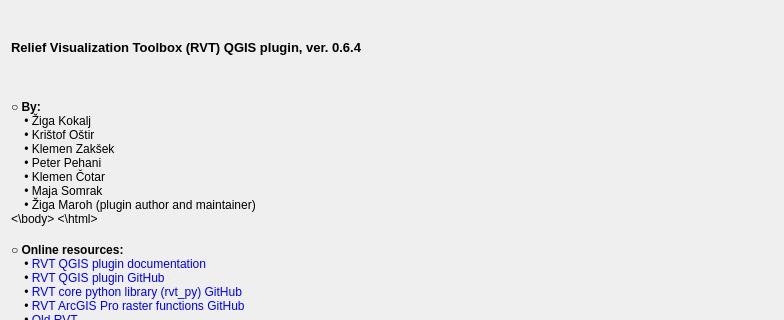
EarthObservation/rvt-qgis, file zip_build/rvt-qgis/qrvt_dialog_about.ui: the form before one commit; both pictures show x 0 to 784 and y 0 to 320 of the 784 by 801 pixel window.
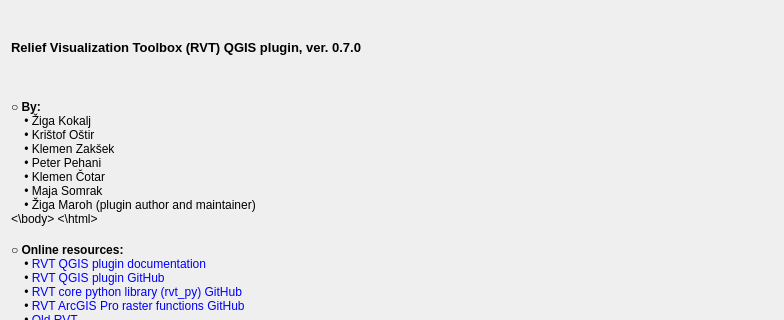
The form after the commit. Icons and pictures are not drawn.

The edit to the form file:
```diff
--- a/zip_build/rvt-qgis/qrvt_dialog_about.ui
+++ b/zip_build/rvt-qgis/qrvt_dialog_about.ui
@@ -29,7 +29,7 @@
         </font>
        </property>
        <property name="text">
-        <string>Relief Visualization Toolbox (RVT) QGIS plugin, ver. 0.6.4</string>
+        <string>Relief Visualization Toolbox (RVT) QGIS plugin, ver. 0.7.0</string>
        </property>
       </widget>
      </item>
```
